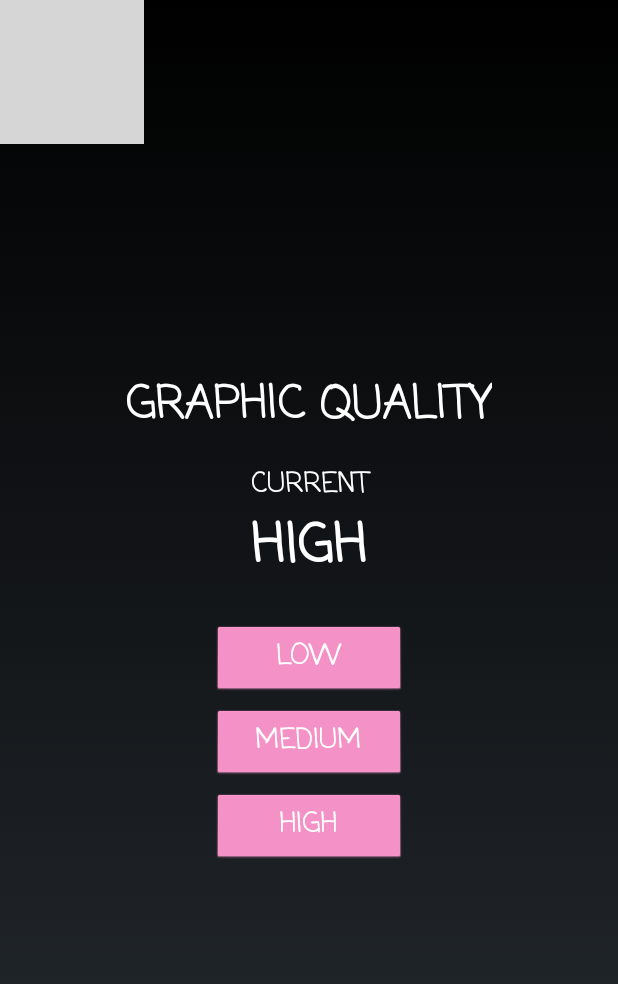
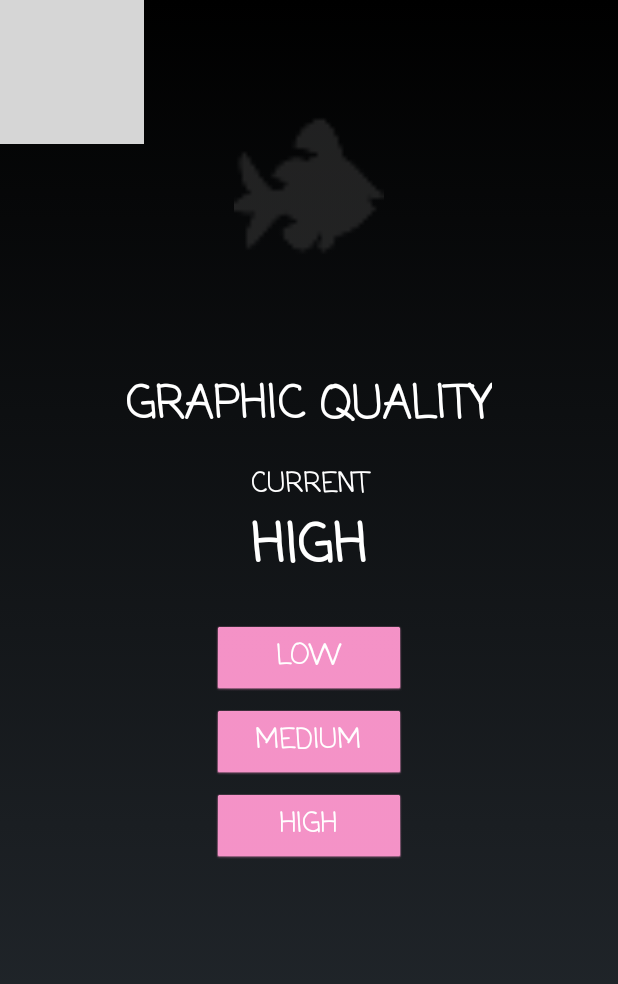
Before and after one commit to katjarutnik/Fishtank, an Android app: the screen it shows after launch (SettingsActivity), after a tap on "SETTINGS", on a phone screen of 412 x 824 dp. Shown: the top 984 px of the screen. Run offline under Robolectric (Android 15) with nearby library versions, the phone set to English and light mode, and no system bars; grey boxes are pictures that could not be loaded.

Commit message:
style: added image to settings activity

```diff
--- a/app/src/main/java/com/xd/akvarij/Constants.java
+++ b/app/src/main/java/com/xd/akvarij/Constants.java
@@ -12,17 +12,15 @@ public class Constants {
     public static int MAX_VERTICAL_SPEED = 3;
     public static int MIN_VERTICAL_SPEED = 1;
 
-    public static int MAX_VISION = 300;
-    public static int MIN_VISION = 60;
+    public static int MAX_VISION = 720;
+    public static int MIN_VISION = 300;
 
     public static int MAX_HUNGER = 10;
-    public static int MIN_HUNGER = 0;
-    public static int LIMIT_FEELING_HUNGRY = 5;
 
     public static int AGE_MAX_INFANT = 3;
     public static int AGE_MAX_TEEN = 7;
     public static int AGE_MAX_ADULT = 15;
     public static int AGE_MAX = 20;
 
-    public static int DAY_LENGTH_IN_SECONDS = 2;
+    public static int DAY_LENGTH_IN_SECONDS = 15;
 }
--- a/app/src/main/res/layout/activity_settings.xml
+++ b/app/src/main/res/layout/activity_settings.xml
@@ -12,7 +12,22 @@
         android:layout_width="wrap_content"
         android:layout_height="wrap_content" />
 
+    <ImageView
+        android:id="@+id/imageView7"
+        android:layout_width="100dp"
+        android:layout_height="100dp"
+        android:layout_marginStart="8dp"
+        android:layout_marginTop="8dp"
+        android:layout_marginEnd="8dp"
+        android:layout_marginBottom="8dp"
+        android:src="@drawable/fish"
+        app:layout_constraintBottom_toTopOf="@+id/linearLayout"
+        app:layout_constraintEnd_toEndOf="parent"
+        app:layout_constraintStart_toStartOf="parent"
+        app:layout_constraintTop_toTopOf="parent" />
+
     <LinearLayout
+        android:id="@+id/linearLayout"
         android:layout_width="wrap_content"
         android:layout_height="wrap_content"
         android:layout_marginStart="8dp"
--- a/app/src/main/res/layout/dialog_new.xml
+++ b/app/src/main/res/layout/dialog_new.xml
@@ -31,23 +31,18 @@
         <EditText
             android:id="@+id/txtPopSize"
             android:layout_width="70dp"
-            android:layout_height="wrap_content"
+            android:layout_height="50dp"
             android:layout_gravity="center"
             android:layout_marginLeft="60dp"
             android:layout_marginRight="60dp"
             android:layout_marginBottom="8dp"
             android:background="@color/colorPrimary"
-            android:elegantTextHeight="false"
-            android:ems="10"
             android:fontFamily="casual"
-            android:freezesText="false"
             android:hint="10"
             android:inputType="number"
-            android:numeric="integer"
+            android:singleLine="true"
             android:textAlignment="center"
-            android:textAllCaps="false"
             android:textColor="@color/colorPrimaryDark"
-            android:textIsSelectable="false"
             android:textSize="24sp"
             android:textStyle="bold" />
 
```
